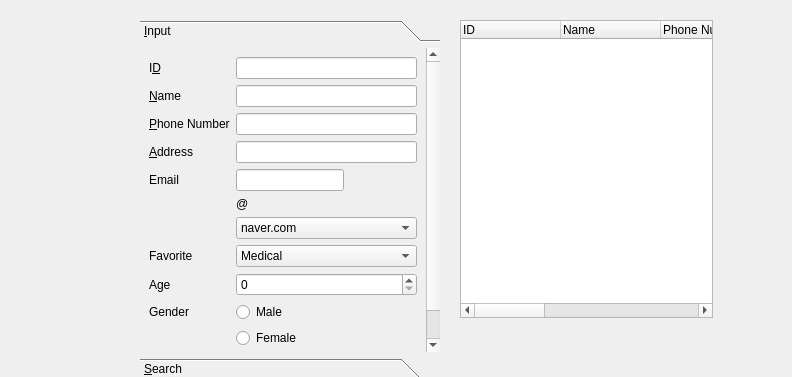
Old version of the form clientmanagerform.ui in the repository GlennPark/CSApp_2nd.
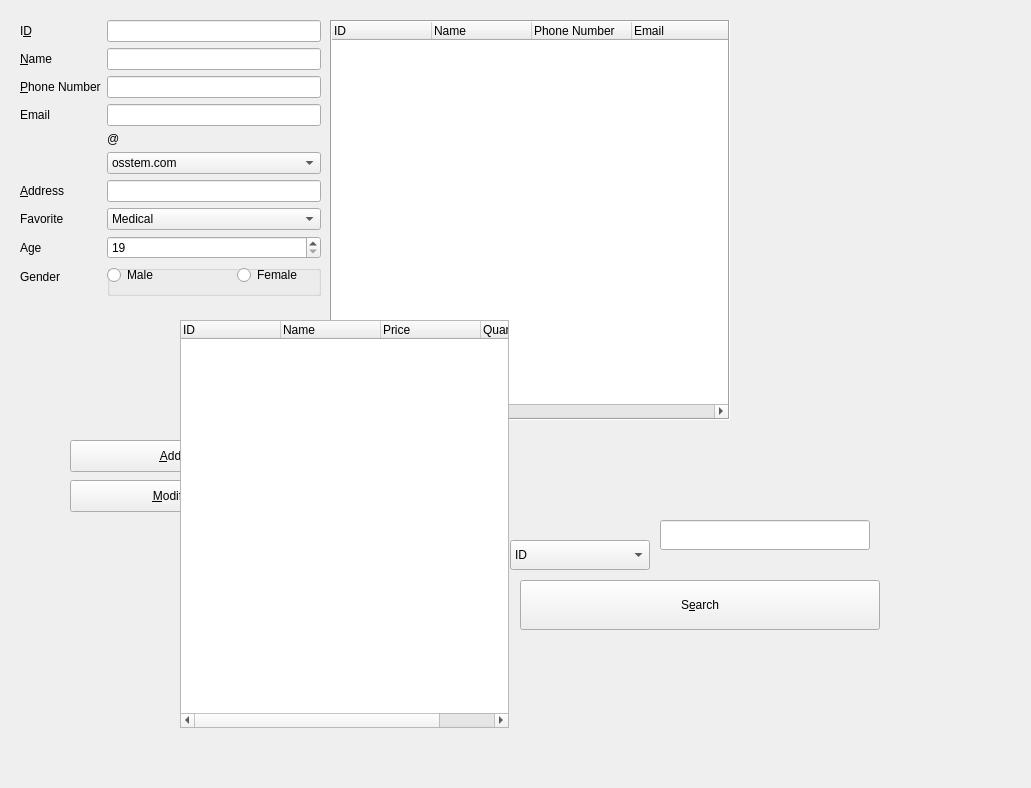
New version of the form. Icons and pictures are not drawn.

```diff
--- a/clientmanagerform.ui
+++ b/clientmanagerform.ui
@@ -6,54 +6,39 @@
    <rect>
     <x>0</x>
     <y>0</y>
-    <width>792</width>
-    <height>377</height>
+    <width>1031</width>
+    <height>788</height>
    </rect>
   </property>
-  <property name="font">
-   <font>
-    <kerning>true</kerning>
-   </font>
-  </property>
-  <property name="contextMenuPolicy">
-   <enum>Qt::DefaultContextMenu</enum>
+  <property name="maximumSize">
+   <size>
+    <width>16777215</width>
+    <height>16777215</height>
+   </size>
   </property>
   <property name="windowTitle">
    <string>Client Enroll</string>
   </property>
-  <widget class="QToolBox" name="toolBox">
+  <property name="windowIcon">
+   <iconset theme="applications-science">
+    <normaloff>.</normaloff>.</iconset>
+  </property>
+  <widget class="QWidget" name="layoutWidget">
    <property name="geometry">
     <rect>
-     <x>140</x>
+     <x>20</x>
      <y>20</y>
-     <width>300</width>
-     <height>360</height>
+     <width>301</width>
+     <height>401</height>
     </rect>
    </property>
-   <property name="maximumSize">
-    <size>
-     <width>16777215</width>
-     <height>360</height>
-    </size>
-   </property>
-   <property name="currentIndex">
-    <number>0</number>
-   </property>
-   <widget class="QWidget" name="inputPage">
-    <property name="geometry">
-     <rect>
-      <x>0</x>
-      <y>-128</y>
-      <width>285</width>
-      <height>420</height>
-     </rect>
-    </property>
-    <attribute name="label">
-     <string>&amp;Input</string>
-    </attribute>
-    <layout class="QVBoxLayout" name="verticalLayout">
-     <item>
       <layout class="QFormLayout" name="clientFormLayout">
+    <property name="horizontalSpacing">
+     <number>-1</number>
+    </property>
+    <property name="bottomMargin">
+     <number>1</number>
+    </property>
        <item row="0" column="0">
         <widget class="QLabel" name="idLabel">
          <property name="text">
@@ -97,7 +82,69 @@
        <item row="2" column="1">
         <widget class="QLineEdit" name="phoneNumberLineEdit"/>
        </item>
-       <item row="3" column="0">
+    <item row="4" column="0">
+     <widget class="QLabel" name="emailLabel">
+      <property name="text">
+       <string>Email</string>
+      </property>
+     </widget>
+    </item>
+    <item row="4" column="1">
+     <widget class="QLineEdit" name="emailLineEdit"/>
+    </item>
+    <item row="5" column="1">
+     <widget class="QLabel" name="domainLabel">
+      <property name="text">
+       <string>@</string>
+      </property>
+     </widget>
+    </item>
+    <item row="6" column="1">
+     <widget class="QComboBox" name="domainComboBox">
+      <property name="maximumSize">
+       <size>
+        <width>16777215</width>
+        <height>16777215</height>
+       </size>
+      </property>
+      <item>
+       <property name="text">
+        <string>osstem.com</string>
+       </property>
+      </item>
+      <item>
+       <property name="text">
+        <string>naver.com</string>
+       </property>
+      </item>
+      <item>
+       <property name="text">
+        <string>yahoo.com</string>
+       </property>
+      </item>
+      <item>
+       <property name="text">
+        <string>daum.net</string>
+       </property>
+      </item>
+      <item>
+       <property name="text">
+        <string>gmail.com</string>
+       </property>
+      </item>
+      <item>
+       <property name="text">
+        <string/>
+       </property>
+      </item>
+      <item>
+       <property name="text">
+        <string/>
+       </property>
+      </item>
+     </widget>
+    </item>
+    <item row="8" column="0">
         <widget class="QLabel" name="addressLabel">
          <property name="text">
           <string>&amp;Address</string>
@@ -107,35 +154,18 @@
          </property>
         </widget>
        </item>
-       <item row="3" column="1">
+    <item row="8" column="1">
         <widget class="QLineEdit" name="addressLineEdit"/>
        </item>
-       <item row="5" column="0">
-        <widget class="QLabel" name="emailLabel">
-         <property name="text">
-          <string>Email</string>
-         </property>
-        </widget>
-       </item>
-       <item row="5" column="1">
-        <widget class="QLineEdit" name="emaillineEdit">
-         <property name="sizePolicy">
-          <sizepolicy hsizetype="Fixed" vsizetype="Fixed">
-           <horstretch>0</horstretch>
-           <verstretch>0</verstretch>
-          </sizepolicy>
-         </property>
-        </widget>
-       </item>
-       <item row="9" column="0">
+    <item row="10" column="0">
         <widget class="QLabel" name="favoriteLabel">
          <property name="text">
           <string>Favorite</string>
          </property>
         </widget>
        </item>
-       <item row="9" column="1">
-        <widget class="QComboBox" name="FavoriteComboBox">
+    <item row="10" column="1">
+     <widget class="QComboBox" name="favoriteComboBox">
          <item>
           <property name="text">
            <string>Medical</string>
@@ -151,122 +181,188 @@
            <string>Health</string>
           </property>
          </item>
-        </widget>
-       </item>
-       <item row="10" column="0">
-        <widget class="QLabel" name="ageLabel">
+      <item>
          <property name="text">
-          <string>Age</string>
-         </property>
-        </widget>
-       </item>
-       <item row="10" column="1">
-        <widget class="QSpinBox" name="AgeSpinBox"/>
+        <string>Diet</string>
+       </property>
+      </item>
+     </widget>
        </item>
        <item row="12" column="0">
-        <widget class="QLabel" name="genderLabel">
+     <widget class="QLabel" name="ageLabel">
          <property name="text">
-          <string>Gender</string>
+       <string>Age</string>
          </property>
         </widget>
        </item>
        <item row="12" column="1">
-        <widget class="QRadioButton" name="MaleButton">
-         <property name="maximumSize">
-          <size>
-           <width>100</width>
-           <height>16777215</height>
-          </size>
-         </property>
+     <widget class="QSpinBox" name="ageSpinBox">
+      <property name="minimum">
+       <number>19</number>
+      </property>
+      <property name="maximum">
+       <number>100</number>
+      </property>
+     </widget>
+    </item>
+    <item row="13" column="0">
+     <widget class="QLabel" name="genderLabel">
          <property name="text">
-          <string>Male</string>
+       <string>Gender</string>
          </property>
         </widget>
        </item>
        <item row="13" column="1">
-        <widget class="QRadioButton" name="FemaleButton">
-         <property name="maximumSize">
+     <widget class="QGroupBox" name="genderGroupBox">
+      <property name="enabled">
+       <bool>true</bool>
+      </property>
+      <property name="minimumSize">
           <size>
-           <width>100</width>
-           <height>16777215</height>
-          </size>
+        <width>200</width>
+        <height>25</height>
+       </size>
+      </property>
+      <property name="title">
+       <string/>
+      </property>
+      <widget class="QRadioButton" name="femaleButton">
+       <property name="geometry">
+        <rect>
+         <x>130</x>
+         <y>0</y>
+         <width>71</width>
+         <height>20</height>
+        </rect>
          </property>
          <property name="text">
           <string>Female</string>
          </property>
         </widget>
-       </item>
-       <item row="7" column="1">
-        <widget class="QComboBox" name="emailComboBox">
-         <item>
-          <property name="text">
-           <string>naver.com</string>
-          </property>
-         </item>
-         <item>
+      <widget class="QRadioButton" name="maleButton">
+       <property name="geometry">
+        <rect>
+         <x>0</x>
+         <y>0</y>
+         <width>61</width>
+         <height>20</height>
+        </rect>
+       </property>
           <property name="text">
-           <string>gmail.com</string>
-          </property>
-         </item>
-         <item>
-          <property name="text">
-           <string>osstem.org</string>
-          </property>
-         </item>
-        </widget>
-       </item>
-       <item row="6" column="1">
-        <widget class="QLabel" name="aLabel">
-         <property name="maximumSize">
-          <size>
-           <width>15</width>
-           <height>16777215</height>
-          </size>
-         </property>
-         <property name="text">
-          <string>@</string>
-         </property>
+        <string>Male</string>
+       </property>
+      </widget>
         </widget>
        </item>
       </layout>
-     </item>
-     <item>
-      <layout class="QHBoxLayout" name="addHorizontalLayout">
-       <item>
+  </widget>
         <widget class="QPushButton" name="addPushButton">
+   <property name="geometry">
+    <rect>
+     <x>70</x>
+     <y>440</y>
+     <width>201</width>
+     <height>32</height>
+    </rect>
+   </property>
          <property name="text">
           <string>&amp;Add</string>
          </property>
         </widget>
-       </item>
-       <item>
         <widget class="QPushButton" name="modifyPushButton">
+   <property name="geometry">
+    <rect>
+     <x>70</x>
+     <y>480</y>
+     <width>201</width>
+     <height>32</height>
+    </rect>
+   </property>
          <property name="text">
           <string>&amp;Modify</string>
          </property>
         </widget>
-       </item>
-      </layout>
-     </item>
-    </layout>
-   </widget>
-   <widget class="QWidget" name="searchPage">
+  <widget class="QTreeWidget" name="treeWidget">
     <property name="geometry">
      <rect>
-      <x>0</x>
-      <y>0</y>
-      <width>300</width>
-      <height>292</height>
-     </rect>
-    </property>
-    <attribute name="label">
-     <string>&amp;Search</string>
-    </attribute>
-    <layout class="QVBoxLayout" name="verticalLayout_3">
-     <item>
+     <x>330</x>
+     <y>20</y>
+     <width>400</width>
+     <height>400</height>
+    </rect>
+   </property>
+   <property name="contextMenuPolicy">
+    <enum>Qt::DefaultContextMenu</enum>
+   </property>
+   <property name="frameShape">
+    <enum>QFrame::Box</enum>
+   </property>
+   <property name="frameShadow">
+    <enum>QFrame::Sunken</enum>
+   </property>
+   <property name="rootIsDecorated">
+    <bool>false</bool>
+   </property>
+   <property name="expandsOnDoubleClick">
+    <bool>true</bool>
+   </property>
+   <attribute name="headerVisible">
+    <bool>true</bool>
+   </attribute>
+   <column>
+    <property name="text">
+     <string>ID</string>
+    </property>
+   </column>
+   <column>
+    <property name="text">
+     <string>Name</string>
+    </property>
+   </column>
+   <column>
+    <property name="text">
+     <string>Phone Number</string>
+    </property>
+   </column>
+   <column>
+    <property name="text">
+     <string>Email</string>
+    </property>
+   </column>
+   <column>
+    <property name="text">
+     <string>Domain</string>
+    </property>
+   </column>
+   <column>
+    <property name="text">
+     <string>Address</string>
+    </property>
+   </column>
+   <column>
+    <property name="text">
+     <string>Favorite</string>
+    </property>
+   </column>
+   <column>
+    <property name="text">
+     <string>Age</string>
+    </property>
+   </column>
+   <column>
+    <property name="text">
+     <string>Gender</string>
+    </property>
+   </column>
+  </widget>
       <widget class="QTreeWidget" name="searchTreeWidget">
-       <property name="enabled">
-        <bool>false</bool>
+   <property name="geometry">
+    <rect>
+     <x>180</x>
+     <y>320</y>
+     <width>329</width>
+     <height>408</height>
+    </rect>
        </property>
        <property name="rootIsDecorated">
         <bool>false</bool>
@@ -283,40 +379,24 @@
        </column>
        <column>
         <property name="text">
-         <string>Phone Number</string>
+     <string>Price</string>
         </property>
        </column>
        <column>
         <property name="text">
-         <string>Address</string>
-        </property>
-       </column>
-       <column>
-        <property name="text">
-         <string>Email</string>
-        </property>
-       </column>
-       <column>
-        <property name="text">
-         <string>Favorite</string>
-        </property>
-       </column>
-       <column>
-        <property name="text">
-         <string>Age</string>
-        </property>
-       </column>
-       <column>
-        <property name="text">
-         <string>Gender</string>
+     <string>Quantity</string>
         </property>
        </column>
       </widget>
-     </item>
-     <item>
-      <layout class="QHBoxLayout" name="horizontalLayout">
-       <item>
         <widget class="QComboBox" name="searchComboBox">
+   <property name="geometry">
+    <rect>
+     <x>510</x>
+     <y>540</y>
+     <width>140</width>
+     <height>30</height>
+    </rect>
+   </property>
          <item>
           <property name="text">
            <string>ID</string>
@@ -337,107 +417,29 @@
            <string>Address</string>
           </property>
          </item>
-         <item>
-          <property name="text">
-           <string>Email</string>
-          </property>
-         </item>
-         <item>
-          <property name="text">
-           <string>Favorite</string>
-          </property>
-         </item>
-         <item>
-          <property name="text">
-           <string>Age</string>
-          </property>
-         </item>
-         <item>
-          <property name="text">
-           <string>Gender</string>
-          </property>
-         </item>
-        </widget>
-       </item>
-       <item>
-        <widget class="QLineEdit" name="searchLineEdit"/>
-       </item>
-      </layout>
-     </item>
-     <item>
+  </widget>
       <widget class="QPushButton" name="searchPushButton">
+   <property name="geometry">
+    <rect>
+     <x>520</x>
+     <y>580</y>
+     <width>360</width>
+     <height>50</height>
+    </rect>
+   </property>
        <property name="text">
         <string>S&amp;earch</string>
        </property>
       </widget>
-     </item>
-    </layout>
-   </widget>
-  </widget>
-  <widget class="QTreeWidget" name="treeWidget">
-   <property name="enabled">
-    <bool>true</bool>
-   </property>
+  <widget class="QLineEdit" name="searchLineEdit">
    <property name="geometry">
     <rect>
-     <x>460</x>
-     <y>20</y>
-     <width>253</width>
-     <height>298</height>
+     <x>660</x>
+     <y>520</y>
+     <width>210</width>
+     <height>30</height>
     </rect>
    </property>
-   <property name="sizePolicy">
-    <sizepolicy hsizetype="Preferred" vsizetype="Preferred">
-     <horstretch>0</horstretch>
-     <verstretch>0</verstretch>
-    </sizepolicy>
-   </property>
-   <property name="rootIsDecorated">
-    <bool>false</bool>
-   </property>
-   <attribute name="headerStretchLastSection">
-    <bool>true</bool>
-   </attribute>
-   <column>
-    <property name="text">
-     <string>ID</string>
-    </property>
-   </column>
-   <column>
-    <property name="text">
-     <string>Name</string>
-    </property>
-   </column>
-   <column>
-    <property name="text">
-     <string>Phone Number</string>
-    </property>
-   </column>
-   <column>
-    <property name="text">
-     <string>Address</string>
-    </property>
-   </column>
-   <column>
-    <property name="text">
-     <string>Email</string>
-    </property>
-   </column>
-   <column>
-    <property name="text">
-     <string>Favorite</string>
-    </property>
-   </column>
-   <column>
-    <property name="text">
-     <string>Age</string>
-    </property>
-   </column>
-   <column>
-    <property name="text">
-     <string>Gender</string>
-    </property>
-   </column>
   </widget>
  </widget>
  <resources/>
```
Left out of the diff: 7 changed lines with no effect on the pictures. Lines whose indentation alone changed are shown as unchanged.
